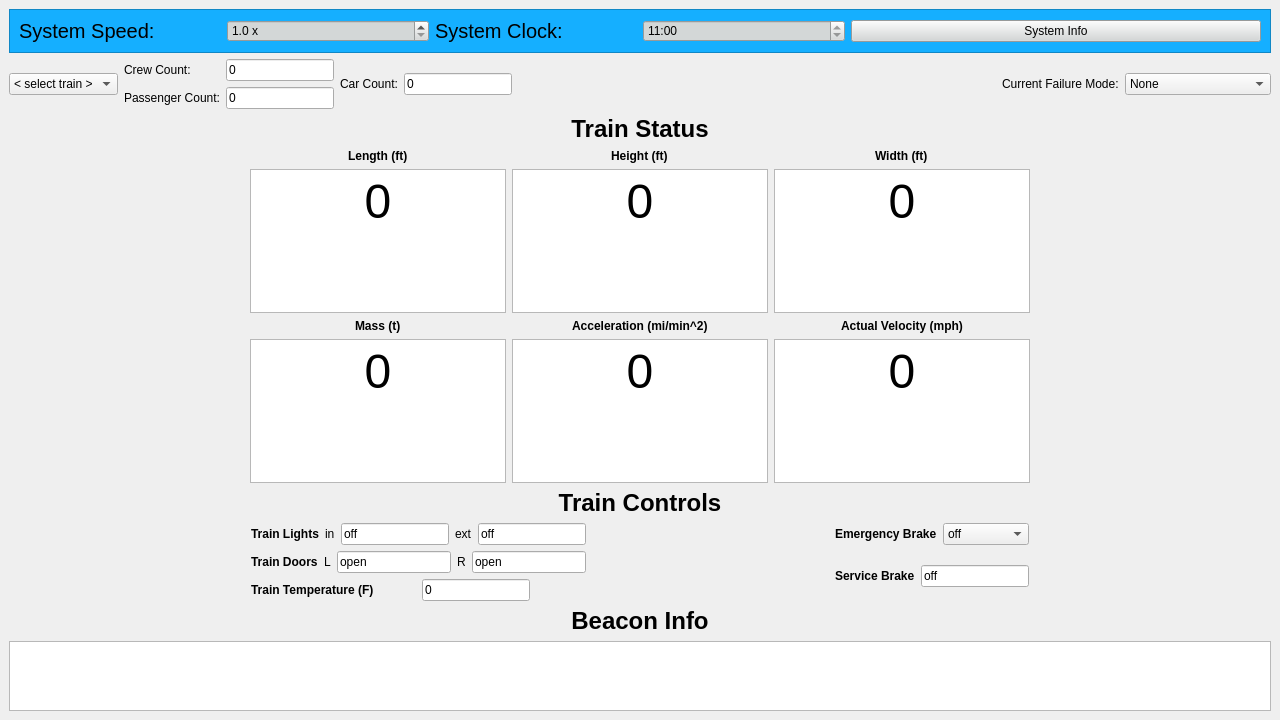
The window that Modules/Train_Model/Frontend/Train_Model_UI.ui (keshavshankar08/ECE1140) describes before a commit, drawn with Qt 5.
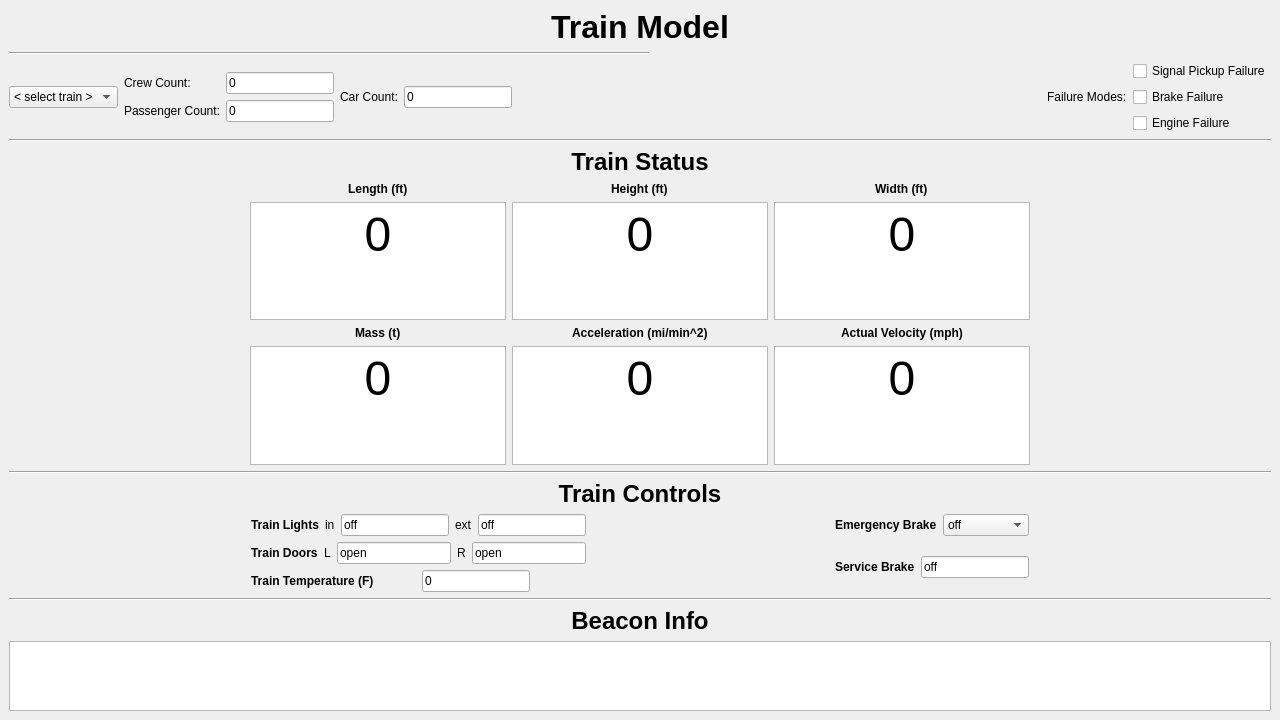
The same window after the commit.

Commit message: #60 changed Train Model UI

```diff
--- a/Modules/Train_Model/Frontend/Train_Model_UI.ui
+++ b/Modules/Train_Model/Frontend/Train_Model_UI.ui
@@ -28,168 +28,30 @@
    <property name="mouseTracking">
     <bool>false</bool>
    </property>
-   <layout class="QGridLayout" name="gridLayout_4">
-    <item row="0" column="0">
-     <layout class="QVBoxLayout" name="verticalLayout_6">
-      <item>
-       <layout class="QVBoxLayout" name="verticalLayout_5">
-        <item>
          <layout class="QVBoxLayout" name="verticalLayout_4">
           <item>
-           <layout class="QVBoxLayout" name="verticalLayout_3">
+     <widget class="QLabel" name="label_6">
+      <property name="text">
+       <string>&lt;html&gt;&lt;head/&gt;&lt;body&gt;&lt;p align=&quot;center&quot;&gt;&lt;span style=&quot; font-size:24pt; font-weight:600;&quot;&gt;Train Model&lt;/span&gt;&lt;/p&gt;&lt;/body&gt;&lt;/html&gt;</string>
+      </property>
+     </widget>
+    </item>
             <item>
-             <widget class="QFrame" name="MenuSection">
-              <property name="font">
-               <font>
-                <family>Arial</family>
-               </font>
-              </property>
-              <property name="layoutDirection">
-               <enum>Qt::LeftToRight</enum>
-              </property>
-              <property name="autoFillBackground">
-               <bool>false</bool>
-              </property>
-              <property name="styleSheet">
-               <string notr="true">background-color: rgb(21, 175, 255)</string>
-              </property>
-              <property name="frameShape">
-               <enum>QFrame::StyledPanel</enum>
-              </property>
-              <property name="frameShadow">
-               <enum>QFrame::Raised</enum>
-              </property>
-              <layout class="QGridLayout" name="gridLayout_3">
-               <item row="0" column="0">
+     <widget class="Line" name="line_4">
+      <property name="maximumSize">
+       <size>
+        <width>640</width>
+        <height>480</height>
+       </size>
+      </property>
+      <property name="orientation">
+       <enum>Qt::Horizontal</enum>
+      </property>
+     </widget>
+    </item>
+    <item>
                 <layout class="QHBoxLayout" name="horizontalLayout_9">
                  <item>
-                  <widget class="QLabel" name="SystemSpeedLabel">
-                   <property name="font">
-                    <font>
-                     <family>Arial</family>
-                     <pointsize>15</pointsize>
-                    </font>
-                   </property>
-                   <property name="text">
-                    <string>System Speed:</string>
-                   </property>
-                  </widget>
-                 </item>
-                 <item>
-                  <widget class="QDoubleSpinBox" name="SystemSpeedValue">
-                   <property name="font">
-                    <font>
-                     <family>Arial</family>
-                    </font>
-                   </property>
-                   <property name="styleSheet">
-                    <string notr="true">background-color: rgb(211, 215, 215)</string>
-                   </property>
-                   <property name="suffix">
-                    <string> x</string>
-                   </property>
-                   <property name="decimals">
-                    <number>1</number>
-                   </property>
-                   <property name="minimum">
-                    <double>1.000000000000000</double>
-                   </property>
-                   <property name="maximum">
-                    <double>50.000000000000000</double>
-                   </property>
-                   <property name="singleStep">
-                    <double>0.100000000000000</double>
-                   </property>
-                  </widget>
-                 </item>
-                </layout>
-               </item>
-               <item row="0" column="1">
-                <layout class="QHBoxLayout" name="horizontalLayout_12">
-                 <item>
-                  <widget class="QLabel" name="SystemBlockLabel_2">
-                   <property name="font">
-                    <font>
-                     <family>Arial</family>
-                     <pointsize>15</pointsize>
-                    </font>
-                   </property>
-                   <property name="text">
-                    <string>System Clock:</string>
-                   </property>
-                  </widget>
-                 </item>
-                 <item>
-                  <widget class="QTimeEdit" name="SystemClockValue">
-                   <property name="font">
-                    <font>
-                     <family>Arial</family>
-                    </font>
-                   </property>
-                   <property name="styleSheet">
-                    <string notr="true">background-color: rgb(211, 215, 215)</string>
-                   </property>
-                   <property name="readOnly">
-                    <bool>true</bool>
-                   </property>
-                   <property name="dateTime">
-                    <datetime>
-                     <hour>11</hour>
-                     <minute>0</minute>
-                     <second>0</second>
-                     <year>2000</year>
-                     <month>1</month>
-                     <day>1</day>
-                    </datetime>
-                   </property>
-                   <property name="maximumTime">
-                    <time>
-                     <hour>13</hour>
-                     <minute>56</minute>
-                     <second>59</second>
-                    </time>
-                   </property>
-                   <property name="minimumTime">
-                    <time>
-                     <hour>0</hour>
-                     <minute>0</minute>
-                     <second>0</second>
-                    </time>
-                   </property>
-                   <property name="currentSection">
-                    <enum>QDateTimeEdit::HourSection</enum>
-                   </property>
-                   <property name="displayFormat">
-                    <string>h:mm</string>
-                   </property>
-                   <property name="currentSectionIndex">
-                    <number>0</number>
-                   </property>
-                  </widget>
-                 </item>
-                </layout>
-               </item>
-               <item row="0" column="2">
-                <widget class="QPushButton" name="SystemInfoButton">
-                 <property name="font">
-                  <font>
-                   <family>Arial</family>
-                  </font>
-                 </property>
-                 <property name="styleSheet">
-                  <string notr="true">background-color: rgb(211, 215, 215)</string>
-                 </property>
-                 <property name="text">
-                  <string>System Info</string>
-                 </property>
-                </widget>
-               </item>
-              </layout>
-             </widget>
-            </item>
-            <item>
-             <layout class="QHBoxLayout" name="horizontalLayout_4">
-              <item>
                <layout class="QGridLayout" name="gridLayout">
                 <item row="0" column="1">
                  <layout class="QVBoxLayout" name="verticalLayout">
@@ -249,6 +111,8 @@
                </layout>
               </item>
               <item>
+       <layout class="QHBoxLayout" name="horizontalLayout_4">
+        <item>
                <widget class="QLabel" name="label_5">
                 <property name="text">
                  <string>Car Count:</string>
@@ -275,37 +139,38 @@
                 </property>
                </spacer>
               </item>
+       </layout>
+      </item>
               <item>
                <layout class="QHBoxLayout" name="horizontalLayout_3">
                 <item>
                  <widget class="QLabel" name="label_3">
                   <property name="text">
-                   <string>Current Failure Mode:</string>
+           <string>Failure Modes:</string>
                   </property>
                  </widget>
                 </item>
                 <item>
-                 <widget class="QComboBox" name="failureModeComboBox">
+         <layout class="QVBoxLayout" name="verticalLayout_3">
                   <item>
-                   <property name="text">
-                    <string>None</string>
-                   </property>
-                  </item>
-                  <item>
-                   <property name="text">
-                    <string>Train Engine Failure</string>
-                   </property>
-                  </item>
-                  <item>
+           <widget class="QCheckBox" name="signalFail">
                    <property name="text">
                     <string>Signal Pickup Failure</string>
                    </property>
+           </widget>
                   </item>
                   <item>
+           <widget class="QCheckBox" name="brakeFail">
                    <property name="text">
                     <string>Brake Failure</string>
                    </property>
-                  </item>
+           </widget>
+          </item>
+          <item>
+           <widget class="QCheckBox" name="engineFail">
+            <property name="text">
+             <string>Engine Failure</string>
+            </property>
                  </widget>
                 </item>
                </layout>
@@ -314,84 +179,29 @@
             </item>
            </layout>
           </item>
+    <item>
+     <widget class="Line" name="line">
+      <property name="orientation">
+       <enum>Qt::Horizontal</enum>
+      </property>
+     </widget>
+    </item>
           <item>
            <layout class="QVBoxLayout" name="verticalLayout_13">
             <item>
              <layout class="QGridLayout" name="gridLayout_2">
-              <item row="1" column="1">
-               <layout class="QVBoxLayout" name="verticalLayout_2">
-                <item alignment="Qt::AlignHCenter">
-                 <widget class="QLabel" name="label_4">
-                  <property name="text">
-                   <string>&lt;html&gt;&lt;head/&gt;&lt;body&gt;&lt;p&gt;&lt;span style=&quot; font-weight:600;&quot;&gt;Length (ft)&lt;/span&gt;&lt;/p&gt;&lt;/body&gt;&lt;/html&gt;</string>
-                  </property>
-                 </widget>
-                </item>
-                <item alignment="Qt::AlignHCenter">
-                 <widget class="QTextEdit" name="lengthDisplay">
-                  <property name="readOnly">
-                   <bool>true</bool>
-                  </property>
-                  <property name="html">
-                   <string>&lt;!DOCTYPE HTML PUBLIC &quot;-//W3C//DTD HTML 4.0//EN&quot; &quot;http://www.w3.org/TR/REC-html40/strict.dtd&quot;&gt;
-&lt;html&gt;&lt;head&gt;&lt;meta name=&quot;qrichtext&quot; content=&quot;1&quot; /&gt;&lt;style type=&quot;text/css&quot;&gt;
-p, li { white-space: pre-wrap; }
-&lt;/style&gt;&lt;/head&gt;&lt;body style=&quot; font-family:'Arial'; font-size:13pt; font-weight:400; font-style:normal;&quot;&gt;
-&lt;p align=&quot;center&quot; style=&quot; margin-top:0px; margin-bottom:0px; margin-left:0px; margin-right:0px; -qt-block-indent:0; text-indent:0px;&quot;&gt;&lt;span style=&quot; font-size:36pt;&quot;&gt;0&lt;/span&gt;&lt;/p&gt;&lt;/body&gt;&lt;/html&gt;</string>
-                  </property>
-                 </widget>
-                </item>
-               </layout>
-              </item>
-              <item row="1" column="3">
-               <layout class="QVBoxLayout" name="verticalLayout_9">
-                <item alignment="Qt::AlignHCenter">
-                 <widget class="QLabel" name="label_11">
-                  <property name="text">
-                   <string>&lt;html&gt;&lt;head/&gt;&lt;body&gt;&lt;p&gt;&lt;span style=&quot; font-weight:600;&quot;&gt;Width (ft)&lt;/span&gt;&lt;/p&gt;&lt;/body&gt;&lt;/html&gt;</string>
-                  </property>
-                 </widget>
-                </item>
-                <item alignment="Qt::AlignHCenter|Qt::AlignVCenter">
-                 <widget class="QTextEdit" name="widthDisplay">
-                  <property name="readOnly">
-                   <bool>true</bool>
-                  </property>
-                  <property name="html">
-                   <string>&lt;!DOCTYPE HTML PUBLIC &quot;-//W3C//DTD HTML 4.0//EN&quot; &quot;http://www.w3.org/TR/REC-html40/strict.dtd&quot;&gt;
-&lt;html&gt;&lt;head&gt;&lt;meta name=&quot;qrichtext&quot; content=&quot;1&quot; /&gt;&lt;style type=&quot;text/css&quot;&gt;
-p, li { white-space: pre-wrap; }
-&lt;/style&gt;&lt;/head&gt;&lt;body style=&quot; font-family:'Arial'; font-size:13pt; font-weight:400; font-style:normal;&quot;&gt;
-&lt;p align=&quot;center&quot; style=&quot; margin-top:0px; margin-bottom:0px; margin-left:0px; margin-right:0px; -qt-block-indent:0; text-indent:0px;&quot;&gt;&lt;span style=&quot; font-size:36pt;&quot;&gt;0&lt;/span&gt;&lt;/p&gt;&lt;/body&gt;&lt;/html&gt;</string>
-                  </property>
-                 </widget>
-                </item>
-               </layout>
-              </item>
-              <item row="2" column="3">
-               <layout class="QVBoxLayout" name="verticalLayout_12">
-                <item alignment="Qt::AlignHCenter">
-                 <widget class="QLabel" name="label_14">
-                  <property name="text">
-                   <string>&lt;html&gt;&lt;head/&gt;&lt;body&gt;&lt;p&gt;&lt;span style=&quot; font-weight:600;&quot;&gt;Actual Velocity (mph)&lt;/span&gt;&lt;/p&gt;&lt;/body&gt;&lt;/html&gt;</string>
-                  </property>
-                 </widget>
-                </item>
-                <item alignment="Qt::AlignHCenter|Qt::AlignVCenter">
-                 <widget class="QTextEdit" name="velDisplay">
-                  <property name="readOnly">
-                   <bool>true</bool>
-                  </property>
-                  <property name="html">
-                   <string>&lt;!DOCTYPE HTML PUBLIC &quot;-//W3C//DTD HTML 4.0//EN&quot; &quot;http://www.w3.org/TR/REC-html40/strict.dtd&quot;&gt;
-&lt;html&gt;&lt;head&gt;&lt;meta name=&quot;qrichtext&quot; content=&quot;1&quot; /&gt;&lt;style type=&quot;text/css&quot;&gt;
-p, li { white-space: pre-wrap; }
-&lt;/style&gt;&lt;/head&gt;&lt;body style=&quot; font-family:'Arial'; font-size:13pt; font-weight:400; font-style:normal;&quot;&gt;
-&lt;p align=&quot;center&quot; style=&quot; margin-top:0px; margin-bottom:0px; margin-left:0px; margin-right:0px; -qt-block-indent:0; text-indent:0px;&quot;&gt;&lt;span style=&quot; font-size:36pt;&quot;&gt;0&lt;/span&gt;&lt;/p&gt;&lt;/body&gt;&lt;/html&gt;</string>
-                  </property>
-                 </widget>
-                </item>
-               </layout>
+        <item row="2" column="0">
+         <spacer name="horizontalSpacer_4">
+          <property name="orientation">
+           <enum>Qt::Horizontal</enum>
+          </property>
+          <property name="sizeHint" stdset="0">
+           <size>
+            <width>40</width>
+            <height>20</height>
+           </size>
+          </property>
+         </spacer>
               </item>
               <item row="1" column="2">
                <layout class="QVBoxLayout" name="verticalLayout_8">
@@ -418,6 +228,70 @@
                 </item>
                </layout>
               </item>
+        <item row="1" column="1">
+         <layout class="QVBoxLayout" name="verticalLayout_2">
+          <item alignment="Qt::AlignHCenter">
+           <widget class="QLabel" name="label_4">
+            <property name="text">
+             <string>&lt;html&gt;&lt;head/&gt;&lt;body&gt;&lt;p&gt;&lt;span style=&quot; font-weight:600;&quot;&gt;Length (ft)&lt;/span&gt;&lt;/p&gt;&lt;/body&gt;&lt;/html&gt;</string>
+            </property>
+           </widget>
+          </item>
+          <item alignment="Qt::AlignHCenter">
+           <widget class="QTextEdit" name="lengthDisplay">
+            <property name="readOnly">
+             <bool>true</bool>
+            </property>
+            <property name="html">
+             <string>&lt;!DOCTYPE HTML PUBLIC &quot;-//W3C//DTD HTML 4.0//EN&quot; &quot;http://www.w3.org/TR/REC-html40/strict.dtd&quot;&gt;
+&lt;html&gt;&lt;head&gt;&lt;meta name=&quot;qrichtext&quot; content=&quot;1&quot; /&gt;&lt;style type=&quot;text/css&quot;&gt;
+p, li { white-space: pre-wrap; }
+&lt;/style&gt;&lt;/head&gt;&lt;body style=&quot; font-family:'Arial'; font-size:13pt; font-weight:400; font-style:normal;&quot;&gt;
+&lt;p align=&quot;center&quot; style=&quot; margin-top:0px; margin-bottom:0px; margin-left:0px; margin-right:0px; -qt-block-indent:0; text-indent:0px;&quot;&gt;&lt;span style=&quot; font-size:36pt;&quot;&gt;0&lt;/span&gt;&lt;/p&gt;&lt;/body&gt;&lt;/html&gt;</string>
+            </property>
+           </widget>
+          </item>
+         </layout>
+        </item>
+        <item row="4" column="2">
+         <spacer name="verticalSpacer_7">
+          <property name="orientation">
+           <enum>Qt::Vertical</enum>
+          </property>
+          <property name="sizeHint" stdset="0">
+           <size>
+            <width>20</width>
+            <height>40</height>
+           </size>
+          </property>
+         </spacer>
+        </item>
+        <item row="6" column="2">
+         <spacer name="verticalSpacer_5">
+          <property name="orientation">
+           <enum>Qt::Vertical</enum>
+          </property>
+          <property name="sizeHint" stdset="0">
+           <size>
+            <width>20</width>
+            <height>40</height>
+           </size>
+          </property>
+         </spacer>
+        </item>
+        <item row="5" column="2">
+         <spacer name="verticalSpacer_6">
+          <property name="orientation">
+           <enum>Qt::Vertical</enum>
+          </property>
+          <property name="sizeHint" stdset="0">
+           <size>
+            <width>20</width>
+            <height>40</height>
+           </size>
+          </property>
+         </spacer>
+        </item>
               <item row="2" column="2">
                <layout class="QVBoxLayout" name="verticalLayout_11">
                 <item alignment="Qt::AlignHCenter">
@@ -468,18 +342,30 @@
                 </item>
                </layout>
               </item>
-              <item row="1" column="0">
-               <spacer name="horizontalSpacer_4">
-                <property name="orientation">
-                 <enum>Qt::Horizontal</enum>
-                </property>
-                <property name="sizeHint" stdset="0">
-                 <size>
-                  <width>40</width>
-                  <height>20</height>
-                 </size>
-                </property>
-               </spacer>
+        <item row="2" column="3">
+         <layout class="QVBoxLayout" name="verticalLayout_12">
+          <item alignment="Qt::AlignHCenter">
+           <widget class="QLabel" name="label_14">
+            <property name="text">
+             <string>&lt;html&gt;&lt;head/&gt;&lt;body&gt;&lt;p&gt;&lt;span style=&quot; font-weight:600;&quot;&gt;Actual Velocity (mph)&lt;/span&gt;&lt;/p&gt;&lt;/body&gt;&lt;/html&gt;</string>
+            </property>
+           </widget>
+          </item>
+          <item alignment="Qt::AlignHCenter|Qt::AlignVCenter">
+           <widget class="QTextEdit" name="velDisplay">
+            <property name="readOnly">
+             <bool>true</bool>
+            </property>
+            <property name="html">
+             <string>&lt;!DOCTYPE HTML PUBLIC &quot;-//W3C//DTD HTML 4.0//EN&quot; &quot;http://www.w3.org/TR/REC-html40/strict.dtd&quot;&gt;
+&lt;html&gt;&lt;head&gt;&lt;meta name=&quot;qrichtext&quot; content=&quot;1&quot; /&gt;&lt;style type=&quot;text/css&quot;&gt;
+p, li { white-space: pre-wrap; }
+&lt;/style&gt;&lt;/head&gt;&lt;body style=&quot; font-family:'Arial'; font-size:13pt; font-weight:400; font-style:normal;&quot;&gt;
+&lt;p align=&quot;center&quot; style=&quot; margin-top:0px; margin-bottom:0px; margin-left:0px; margin-right:0px; -qt-block-indent:0; text-indent:0px;&quot;&gt;&lt;span style=&quot; font-size:36pt;&quot;&gt;0&lt;/span&gt;&lt;/p&gt;&lt;/body&gt;&lt;/html&gt;</string>
+            </property>
+           </widget>
+          </item>
+         </layout>
               </item>
               <item row="0" column="2">
                <widget class="QLabel" name="label_15">
@@ -488,45 +374,6 @@
                 </property>
                </widget>
               </item>
-              <item row="1" column="4">
-               <spacer name="horizontalSpacer_5">
-                <property name="orientation">
-                 <enum>Qt::Horizontal</enum>
-                </property>
-                <property name="sizeHint" stdset="0">
-                 <size>
-                  <width>40</width>
-                  <height>20</height>
-                 </size>
-                </property>
-               </spacer>
-              </item>
-              <item row="6" column="2">
-               <spacer name="verticalSpacer_5">
-                <property name="orientation">
-                 <enum>Qt::Vertical</enum>
-                </property>
-                <property name="sizeHint" stdset="0">
-                 <size>
-                  <width>20</width>
-                  <height>40</height>
-                 </size>
-                </property>
-               </spacer>
-              </item>
-              <item row="7" column="2">
-               <spacer name="verticalSpacer_3">
-                <property name="orientation">
-                 <enum>Qt::Vertical</enum>
-                </property>
-                <property name="sizeHint" stdset="0">
-                 <size>
-                  <width>20</width>
-                  <height>40</height>
-                 </size>
-                </property>
-               </spacer>
-              </item>
               <item row="3" column="2">
                <spacer name="verticalSpacer_4">
                 <property name="orientation">
@@ -540,34 +387,57 @@
                 </property>
                </spacer>
               </item>
-              <item row="5" column="2">
-               <spacer name="verticalSpacer_6">
-                <property name="orientation">
-                 <enum>Qt::Vertical</enum>
-                </property>
-                <property name="sizeHint" stdset="0">
-                 <size>
-                  <width>20</width>
-                  <height>40</height>
-                 </size>
-                </property>
-               </spacer>
-              </item>
-              <item row="4" column="2">
-               <spacer name="verticalSpacer_7">
-                <property name="orientation">
-                 <enum>Qt::Vertical</enum>
-                </property>
-                <property name="sizeHint" stdset="0">
-                 <size>
-                  <width>20</width>
-                  <height>40</height>
-                 </size>
-                </property>
-               </spacer>
+        <item row="1" column="3">
+         <layout class="QVBoxLayout" name="verticalLayout_9">
+          <item alignment="Qt::AlignHCenter">
+           <widget class="QLabel" name="label_11">
+            <property name="text">
+             <string>&lt;html&gt;&lt;head/&gt;&lt;body&gt;&lt;p&gt;&lt;span style=&quot; font-weight:600;&quot;&gt;Width (ft)&lt;/span&gt;&lt;/p&gt;&lt;/body&gt;&lt;/html&gt;</string>
+            </property>
+           </widget>
+          </item>
+          <item alignment="Qt::AlignHCenter|Qt::AlignVCenter">
+           <widget class="QTextEdit" name="widthDisplay">
+            <property name="readOnly">
+             <bool>true</bool>
+            </property>
+            <property name="html">
+             <string>&lt;!DOCTYPE HTML PUBLIC &quot;-//W3C//DTD HTML 4.0//EN&quot; &quot;http://www.w3.org/TR/REC-html40/strict.dtd&quot;&gt;
+&lt;html&gt;&lt;head&gt;&lt;meta name=&quot;qrichtext&quot; content=&quot;1&quot; /&gt;&lt;style type=&quot;text/css&quot;&gt;
+p, li { white-space: pre-wrap; }
+&lt;/style&gt;&lt;/head&gt;&lt;body style=&quot; font-family:'Arial'; font-size:13pt; font-weight:400; font-style:normal;&quot;&gt;
+&lt;p align=&quot;center&quot; style=&quot; margin-top:0px; margin-bottom:0px; margin-left:0px; margin-right:0px; -qt-block-indent:0; text-indent:0px;&quot;&gt;&lt;span style=&quot; font-size:36pt;&quot;&gt;0&lt;/span&gt;&lt;/p&gt;&lt;/body&gt;&lt;/html&gt;</string>
+            </property>
+           </widget>
               </item>
              </layout>
             </item>
+        <item row="7" column="2">
+         <spacer name="verticalSpacer_3">
+          <property name="orientation">
+           <enum>Qt::Vertical</enum>
+          </property>
+          <property name="sizeHint" stdset="0">
+           <size>
+            <width>20</width>
+            <height>40</height>
+           </size>
+          </property>
+         </spacer>
+        </item>
+        <item row="2" column="4">
+         <spacer name="horizontalSpacer_5">
+          <property name="orientation">
+           <enum>Qt::Horizontal</enum>
+          </property>
+          <property name="sizeHint" stdset="0">
+           <size>
+            <width>40</width>
+            <height>20</height>
+           </size>
+          </property>
+         </spacer>
+        </item>
            </layout>
           </item>
          </layout>
@@ -580,11 +450,18 @@
           <property name="sizeHint" stdset="0">
            <size>
             <width>20</width>
-            <height>40</height>
+        <height>13</height>
            </size>
           </property>
          </spacer>
         </item>
+    <item>
+     <widget class="Line" name="line_2">
+      <property name="orientation">
+       <enum>Qt::Horizontal</enum>
+      </property>
+     </widget>
+    </item>
         <item>
          <spacer name="verticalSpacer">
           <property name="orientation">
@@ -593,7 +470,7 @@
           <property name="sizeHint" stdset="0">
            <size>
             <width>20</width>
-            <height>40</height>
+        <height>13</height>
            </size>
           </property>
          </spacer>
@@ -825,7 +702,7 @@
           <property name="sizeHint" stdset="0">
            <size>
             <width>20</width>
-            <height>40</height>
+        <height>13</height>
            </size>
           </property>
          </spacer>
@@ -838,7 +715,7 @@
           <property name="sizeHint" stdset="0">
            <size>
             <width>20</width>
-            <height>40</height>
+        <height>13</height>
            </size>
           </property>
          </spacer>
@@ -851,12 +728,17 @@
           <property name="sizeHint" stdset="0">
            <size>
             <width>20</width>
-            <height>40</height>
+        <height>13</height>
            </size>
           </property>
          </spacer>
         </item>
-       </layout>
+    <item>
+     <widget class="Line" name="line_3">
+      <property name="orientation">
+       <enum>Qt::Horizontal</enum>
+      </property>
+     </widget>
       </item>
       <item>
        <layout class="QVBoxLayout" name="verticalLayout_17">
@@ -881,13 +763,6 @@
        </layout>
       </item>
      </layout>
-    </item>
-   </layout>
-   <zorder>layoutWidget</zorder>
-   <zorder>layoutWidget</zorder>
-   <zorder>layoutWidget</zorder>
-   <zorder>MenuSection</zorder>
-   <zorder>layoutWidget</zorder>
   </widget>
  </widget>
  <resources/>
```
Lines whose indentation alone changed are shown as unchanged.
